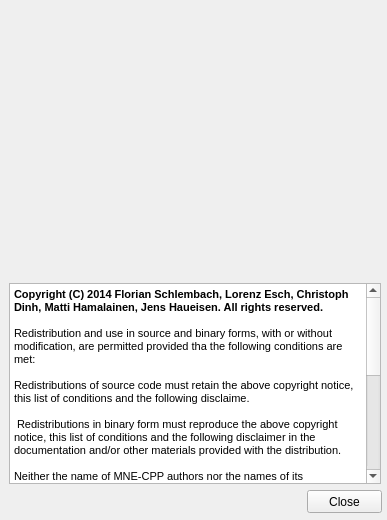
This is applications/mne_browse_raw_qt/FormFiles/aboutwindow.ui in mne-tools/mne-cpp as Qt 5 draws it before an edit. The edited form follows.
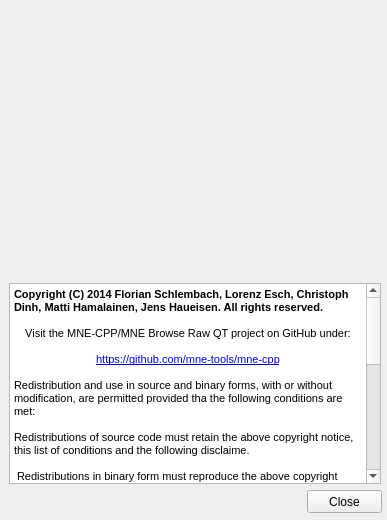
This is the edited form. Icons and pictures are not drawn.

Commit message: - minor change in the about window text

```diff
--- a/applications/mne_browse_raw_qt/FormFiles/aboutwindow.ui
+++ b/applications/mne_browse_raw_qt/FormFiles/aboutwindow.ui
@@ -83,7 +83,11 @@
 p, li { white-space: pre-wrap; }
 &lt;/style&gt;&lt;/head&gt;&lt;body style=&quot; font-family:'MS Shell Dlg 2'; font-size:8.25pt; font-weight:400; font-style:normal;&quot;&gt;
 &lt;p style=&quot; margin-top:0px; margin-bottom:0px; margin-left:0px; margin-right:0px; -qt-block-indent:0; text-indent:0px;&quot;&gt;&lt;span style=&quot; font-size:8pt; font-weight:600;&quot;&gt;Copyright (C) 2014 Florian Schlembach, Lorenz Esch, Christoph Dinh, Matti Hamalainen, Jens Haueisen. All rights reserved.&lt;/span&gt;&lt;/p&gt;
-&lt;p style=&quot; margin-top:0px; margin-bottom:0px; margin-left:0px; margin-right:0px; -qt-block-indent:0; text-indent:0px;&quot;&gt;&lt;span style=&quot; font-size:8pt;&quot;&gt;                           &lt;/span&gt;&lt;/p&gt;
+&lt;p style=&quot;-qt-paragraph-type:empty; margin-top:0px; margin-bottom:0px; margin-left:0px; margin-right:0px; -qt-block-indent:0; text-indent:0px; font-size:8pt;&quot;&gt;&lt;br /&gt;&lt;/p&gt;
+&lt;p align=&quot;center&quot; style=&quot; margin-top:0px; margin-bottom:0px; margin-left:0px; margin-right:0px; -qt-block-indent:0; text-indent:0px;&quot;&gt;&lt;span style=&quot; font-size:8pt;&quot;&gt;Visit the MNE-CPP/MNE Browse Raw QT project on GitHub under:&lt;/span&gt;&lt;/p&gt;
+&lt;p align=&quot;center&quot; style=&quot;-qt-paragraph-type:empty; margin-top:0px; margin-bottom:0px; margin-left:0px; margin-right:0px; -qt-block-indent:0; text-indent:0px; font-size:8pt;&quot;&gt;&lt;br /&gt;&lt;/p&gt;
+&lt;p align=&quot;center&quot; style=&quot; margin-top:0px; margin-bottom:0px; margin-left:0px; margin-right:0px; -qt-block-indent:0; text-indent:0px;&quot;&gt;&lt;a href=&quot;https://github.com/mne-tools/mne-cpp&quot;&gt;&lt;span style=&quot; font-size:8pt; text-decoration: underline; color:#0000ff;&quot;&gt;https://github.com/mne-tools/mne-cpp&lt;/span&gt;&lt;/a&gt;&lt;/p&gt;
+&lt;p align=&quot;center&quot; style=&quot;-qt-paragraph-type:empty; margin-top:0px; margin-bottom:0px; margin-left:0px; margin-right:0px; -qt-block-indent:0; text-indent:0px; font-size:8pt;&quot;&gt;&lt;br /&gt;&lt;/p&gt;
 &lt;p style=&quot; margin-top:0px; margin-bottom:0px; margin-left:0px; margin-right:0px; -qt-block-indent:0; text-indent:0px;&quot;&gt;&lt;span style=&quot; font-size:8pt;&quot;&gt;Redistribution and use in source and binary forms, with or without modification, are permitted provided tha the following conditions are met:&lt;/span&gt;&lt;/p&gt;
 &lt;p style=&quot;-qt-paragraph-type:empty; margin-top:0px; margin-bottom:0px; margin-left:0px; margin-right:0px; -qt-block-indent:0; text-indent:0px; font-size:8pt;&quot;&gt;&lt;br /&gt;&lt;/p&gt;
 &lt;p style=&quot; margin-top:0px; margin-bottom:0px; margin-left:0px; margin-right:0px; -qt-block-indent:0; text-indent:0px;&quot;&gt;&lt;span style=&quot; font-size:8pt;&quot;&gt;Redistributions of source code must retain the above copyright notice, this list of conditions and the following disclaime.&lt;/span&gt;&lt;/p&gt;
@@ -92,7 +96,9 @@
 &lt;p style=&quot;-qt-paragraph-type:empty; margin-top:0px; margin-bottom:0px; margin-left:0px; margin-right:0px; -qt-block-indent:0; text-indent:0px; font-size:8pt;&quot;&gt;&lt;br /&gt;&lt;/p&gt;
 &lt;p style=&quot; margin-top:0px; margin-bottom:0px; margin-left:0px; margin-right:0px; -qt-block-indent:0; text-indent:0px;&quot;&gt;&lt;span style=&quot; font-size:8pt;&quot;&gt;Neither the name of MNE-CPP authors nor the names of its contributors may be used to endorse or promote products derived from this software without specific prior written permission.&lt;/span&gt;&lt;/p&gt;
 &lt;p style=&quot;-qt-paragraph-type:empty; margin-top:0px; margin-bottom:0px; margin-left:0px; margin-right:0px; -qt-block-indent:0; text-indent:0px; font-size:8pt;&quot;&gt;&lt;br /&gt;&lt;/p&gt;
-&lt;p style=&quot; margin-top:0px; margin-bottom:0px; margin-left:0px; margin-right:0px; -qt-block-indent:0; text-indent:0px;&quot;&gt;&lt;span style=&quot; font-size:8pt;&quot;&gt;THIS SOFTWARE IS PROVIDED BY THE COPYRIGHT HOLDERS AND CONTRIBUTORS \&amp;quot;AS IS\&amp;quot; AND ANY EXPRESS OR IMPLIED WARRANTIES, INCLUDING, BUT NOT LIMITED TO, THE IMPLIED WARRANTIES OF MERCHANTABILITY AND FITNESS FOR A PARTICULAR PURPOSE ARE DISCLAIMED. IN NO EVENT SHALL THE COPYRIGHT OWNER OR CONTRIBUTORS BE LIABLE FOR ANY DIRECT, INDIRECT, INCIDENTAL, SPECIAL, EXEMPLARY, OR CONSEQUENTIAL DAMAGES (INCLUDING, BUT NOT LIMITED TO, PROCUREMENT OF SUBSTITUTE GOODS OR SERVICES; LOSS OF USE, DATA, OR PROFITS; OR BUSINESS INTERRUPTION) HOWEVER CAUSED AND ON ANY THEORY OF LIABILITY, WHETHER IN CONTRACT, STRICT LIABILITY, OR TORT (INCLUDING NEGLIGENCE OR OTHERWISE) ARISING IN ANY WAY OUT OF THE USE OF THIS SOFTWARE, EVEN IF ADVISED OF THE POSSIBILITY OF SUCH DAMAGE.&lt;/span&gt;&lt;/p&gt;&lt;/body&gt;&lt;/html&gt;</string>
+&lt;p style=&quot; margin-top:0px; margin-bottom:0px; margin-left:0px; margin-right:0px; -qt-block-indent:0; text-indent:0px;&quot;&gt;&lt;span style=&quot; font-size:8pt;&quot;&gt;THIS SOFTWARE IS PROVIDED BY THE COPYRIGHT HOLDERS AND CONTRIBUTORS \&amp;quot;AS IS\&amp;quot; AND ANY EXPRESS OR IMPLIED WARRANTIES, INCLUDING, BUT NOT LIMITED TO, THE IMPLIED WARRANTIES OF MERCHANTABILITY AND FITNESS FOR A PARTICULAR PURPOSE ARE DISCLAIMED. IN NO EVENT SHALL THE COPYRIGHT OWNER OR CONTRIBUTORS BE LIABLE FOR ANY DIRECT, INDIRECT, INCIDENTAL, SPECIAL, EXEMPLARY, OR CONSEQUENTIAL DAMAGES (INCLUDING, BUT NOT LIMITED TO, PROCUREMENT OF SUBSTITUTE GOODS OR SERVICES; LOSS OF USE, DATA, OR PROFITS; OR BUSINESS INTERRUPTION) HOWEVER CAUSED AND ON ANY THEORY OF LIABILITY, WHETHER IN CONTRACT, STRICT LIABILITY, OR TORT (INCLUDING NEGLIGENCE OR OTHERWISE) ARISING IN ANY WAY OUT OF THE USE OF THIS SOFTWARE, EVEN IF ADVISED OF THE POSSIBILITY OF SUCH DAMAGE.&lt;/span&gt;&lt;/p&gt;
+&lt;p style=&quot;-qt-paragraph-type:empty; margin-top:0px; margin-bottom:0px; margin-left:0px; margin-right:0px; -qt-block-indent:0; text-indent:0px; font-size:8pt;&quot;&gt;&lt;br /&gt;&lt;/p&gt;
+&lt;p style=&quot;-qt-paragraph-type:empty; margin-top:0px; margin-bottom:0px; margin-left:0px; margin-right:0px; -qt-block-indent:0; text-indent:0px; font-size:8pt;&quot;&gt;&lt;br /&gt;&lt;/p&gt;&lt;/body&gt;&lt;/html&gt;</string>
    </property>
    <property name="overwriteMode">
     <bool>true</bool>
```
Left out of the diff: 2 changed lines with no effect on the pictures. The commit also changes 1 other file.
